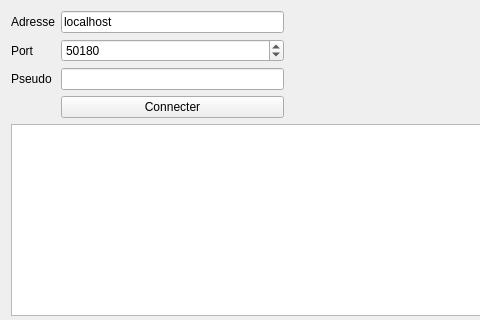
This is Chat-Client/fenprincipale.ui in Zxb12/Chat as Qt 5 draws it before an edit; both pictures show x 0 to 480 and y 0 to 320 of the 568 by 431 pixel window. The edited form follows.
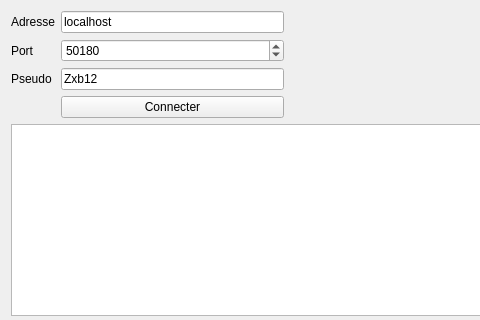
This is the edited form.

What changed in the file:
```diff
--- a/Chat-Client/fenprincipale.ui
+++ b/Chat-Client/fenprincipale.ui
@@ -78,7 +78,11 @@
         </widget>
        </item>
        <item row="2" column="1">
-        <widget class="QLineEdit" name="pseudo"/>
+        <widget class="QLineEdit" name="pseudo">
+         <property name="text">
+          <string>Zxb12</string>
+         </property>
+        </widget>
        </item>
        <item row="2" column="0">
         <widget class="QLabel" name="label_3">
```
Left out of the diff: 19 changed lines with no effect on the pictures.
